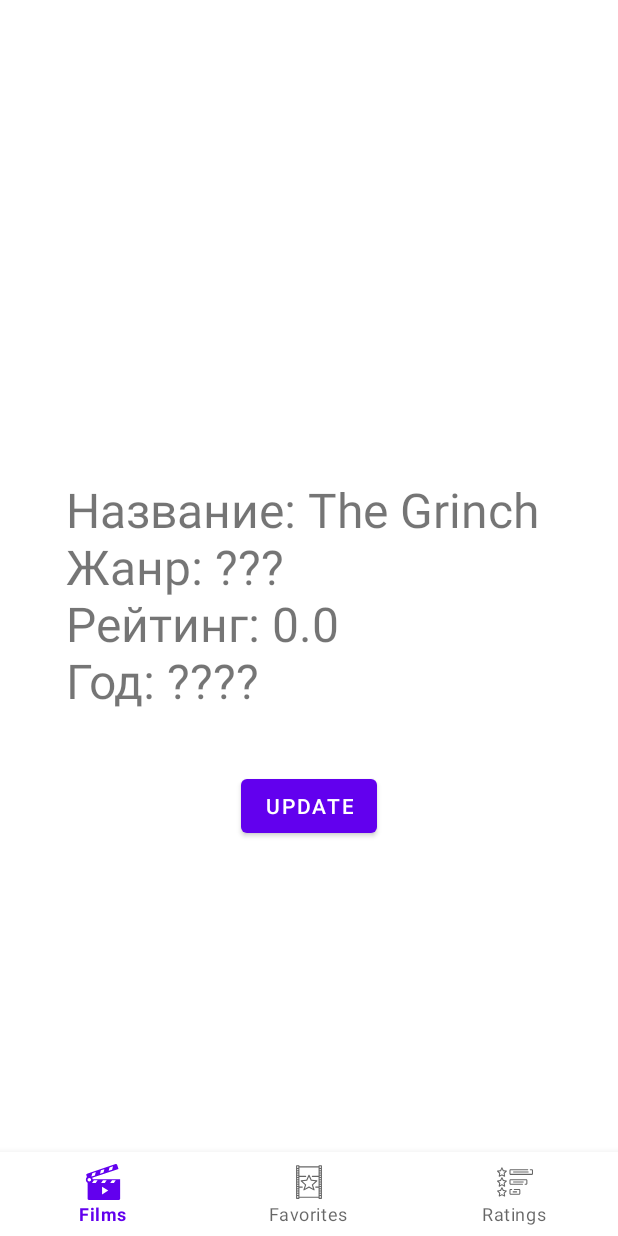
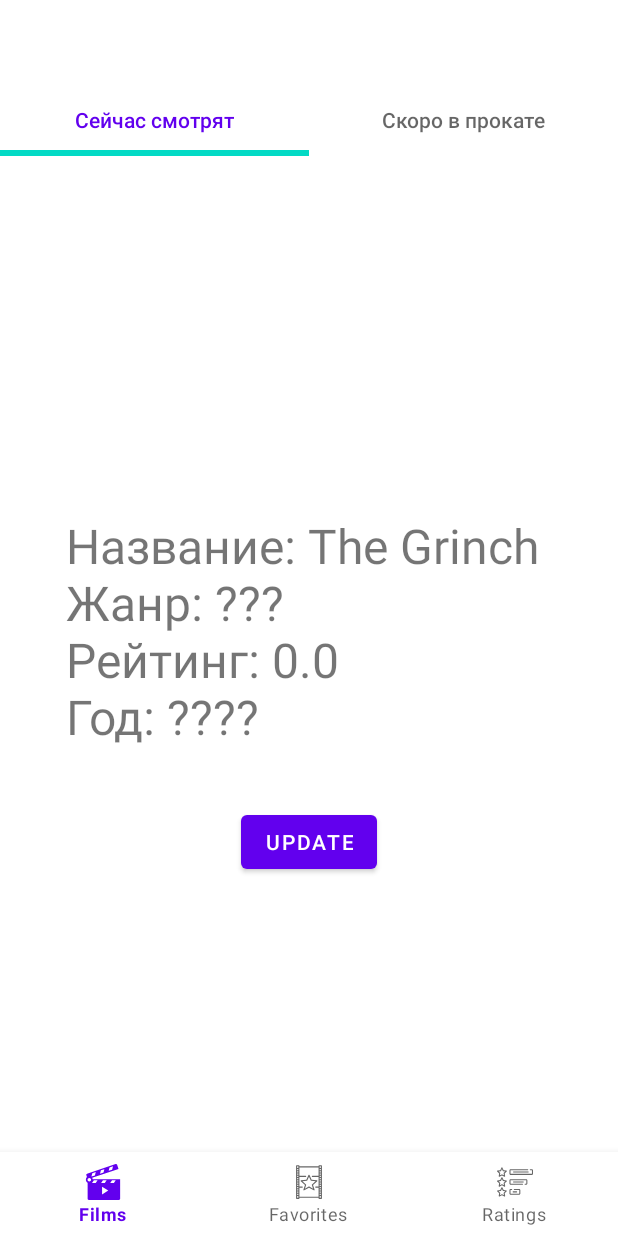
Before and after one commit to ArkHak/KinoFan, an Android app: the screen it shows after launch (MainActivity), on a phone screen of 412 x 824 dp. Run offline under Robolectric (Android 15) with nearby library versions, the phone set to English and light mode, and no system bars; our stand-ins replace navigation-ui.

Commit message:
ver 0.2.1 + добавлен слайдер фильмов(сейчас.., скоро..) через ViewPage2

```diff
--- a/app/build.gradle
+++ b/app/build.gradle
@@ -50,4 +50,5 @@ dependencies {
     testImplementation 'junit:junit:4.+'
     androidTestImplementation 'androidx.test.ext:junit:1.1.3'
     androidTestImplementation 'androidx.test.espresso:espresso-core:3.4.0'
+    implementation "androidx.viewpager2:viewpager2:1.0.0"
 }
--- /dev/null
+++ b/app/src/main/java/com/example/kinofan/MainSliderFilmsFragment.kt
@@ -0,0 +1,79 @@
+package com.example.kinofan
+
+import android.os.Bundle
+import androidx.fragment.app.Fragment
+import android.view.LayoutInflater
+import android.view.View
+import android.view.ViewGroup
+import androidx.viewpager2.widget.ViewPager2
+import com.google.android.material.tabs.TabLayout
+import com.google.android.material.tabs.TabLayoutMediator
+
+class MainSliderFilmsFragment : Fragment() {
+
+    private lateinit var adapter: NumberAdapter
+    private lateinit var viewPager: ViewPager2
+    private lateinit var tabLayout: TabLayout
+    private val tabNames: Array<String> = arrayOf(
+        "Сейчас смотрят",
+        "Скоро в прокате",
+    )
+
+    override fun onCreateView(
+        inflater: LayoutInflater, container: ViewGroup?,
+        savedInstanceState: Bundle?
+    ): View? {
+        return inflater.inflate(R.layout.fragment_main_slider_films, container, false)
+    }
+
+    override fun onViewCreated(view: View, savedInstanceState: Bundle?) {
+        super.onViewCreated(view, savedInstanceState)
+        adapter = NumberAdapter(this)
+        viewPager = view.findViewById(R.id.pager)
+        viewPager.adapter = adapter
+
+        viewPager.setPageTransformer(ZoomOutPageTransformer())
+
+        tabLayout = view.findViewById(R.id.tab_layout)
+        TabLayoutMediator(tabLayout, viewPager) { tab, position ->
+            tab.text = tabNames[position]
+        }.attach()
+    }
+
+    class ZoomOutPageTransformer : ViewPager2.PageTransformer {
+        private val MIN_SCALE = 0.85f
+        private val MIN_ALPHA = 0.5f
+
+        override fun transformPage(view: View, position: Float) {
+            view.apply {
+                val pageWidth = width
+                val pageHeight = height
+                when {
+                    position < -1 -> {
+                        alpha = 0f
+                    }
+                    position <= 1 -> { // [-1,1]
+                        val scaleFactor = Math.max(MIN_SCALE, 1 - Math.abs(position))
+                        val vertMargin = pageHeight * (1 - scaleFactor) / 2
+                        val horzMargin = pageWidth * (1 - scaleFactor) / 2
+                        translationX = if (position < 0) {
+                            horzMargin - vertMargin / 2
+                        } else {
+                            horzMargin + vertMargin / 2
+                        }
+
+                        scaleX = scaleFactor
+                        scaleY = scaleFactor
+
+                        alpha = (MIN_ALPHA +
+                                (((scaleFactor - MIN_SCALE) / (1 - MIN_SCALE)) * (1 - MIN_ALPHA)))
+                    }
+                    else -> { // (1,+Infinity]
+                        alpha = 0f
+                    }
+                }
+            }
+        }
+
+    }
+}
--- /dev/null
+++ b/app/src/main/java/com/example/kinofan/NumberAdapter.kt
@@ -0,0 +1,28 @@
+package com.example.kinofan
+
+import androidx.fragment.app.Fragment
+import androidx.viewpager2.adapter.FragmentStateAdapter
+import com.example.kinofan.ui.view.FilmsFragment
+
+class NumberAdapter(fragment: Fragment) : FragmentStateAdapter(fragment) {
+    companion object {
+        private const val ITEM_COUNT = 2
+    }
+
+    override fun createFragment(position: Int): Fragment {
+        when (position) {
+            0 -> {
+                return FilmsFragment.newInstance(position)
+            }
+            1 -> {
+                return CommingSoonFilmsFragment.newInstance(position)
+            }
+        }
+        return FilmsFragment.newInstance(position)
+    }
+
+    override fun getItemCount(): Int {
+        return ITEM_COUNT
+    }
+
+}
--- a/app/src/main/java/com/example/kinofan/ui/view/FilmsFragment.kt
+++ b/app/src/main/java/com/example/kinofan/ui/view/FilmsFragment.kt
@@ -7,6 +7,7 @@ import androidx.fragment.app.Fragment
 import android.view.LayoutInflater
 import android.view.View
 import android.view.ViewGroup
+import com.example.kinofan.CommingSoonFilmsFragment
 import com.example.kinofan.R
 import com.example.kinofan.databinding.FilmsFragmentBinding
 import com.example.kinofan.ui.viewModel.FilmsViewModel
@@ -16,7 +17,14 @@ import com.google.android.material.snackbar.Snackbar
 class FilmsFragment : Fragment() {
 
     companion object {
-        fun newInstance() = FilmsFragment()
+        private const val ARG_COUNT = "param2"
+        fun newInstance(counter: Int?): FilmsFragment {
+            val fragment = FilmsFragment()
+            val args = Bundle()
+            args.putInt(ARG_COUNT, counter!!)
+            fragment.arguments = args
+            return fragment
+        }
     }
 
     private lateinit var viewModel: FilmsViewModel
--- /dev/null
+++ b/app/src/main/res/layout/fragment_main_slider_films.xml
@@ -0,0 +1,29 @@
+<?xml version="1.0" encoding="utf-8"?>
+<androidx.constraintlayout.widget.ConstraintLayout xmlns:android="http://schemas.android.com/apk/res/android"
+    xmlns:app="http://schemas.android.com/apk/res-auto"
+    xmlns:tools="http://schemas.android.com/tools"
+    android:layout_width="match_parent"
+    android:layout_height="match_parent"
+    tools:context=".ui.view.MainActivity">
+
+    <com.google.android.material.tabs.TabLayout
+        android:id="@+id/tab_layout"
+        app:tabIndicatorColor="@color/teal_200"
+        app:tabIndicatorHeight="4dp"
+        android:layout_width="match_parent"
+        android:layout_height="wrap_content"
+        app:layout_constraintEnd_toEndOf="parent"
+        app:layout_constraintStart_toStartOf="parent"
+        app:layout_constraintTop_toTopOf="parent"
+        app:tabTextAppearance="@style/MyCustomTextAppearance"/>
+
+    <androidx.viewpager2.widget.ViewPager2
+        android:id="@+id/pager"
+        android:layout_width="match_parent"
+        android:layout_height="0dp"
+        app:layout_constraintBottom_toBottomOf="parent"
+        app:layout_constraintLeft_toLeftOf="parent"
+        app:layout_constraintRight_toRightOf="parent"
+        app:layout_constraintTop_toBottomOf="@+id/tab_layout"/>
+
+</androidx.constraintlayout.widget.ConstraintLayout>
--- a/app/src/main/res/navigation/mobile_navigation.xml
+++ b/app/src/main/res/navigation/mobile_navigation.xml
@@ -7,9 +7,9 @@
 
     <fragment
         android:id="@+id/navigation_films"
-        android:name="com.example.kinofan.ui.view.FilmsFragment"
+        android:name="com.example.kinofan.MainSliderFilmsFragment"
         android:label="Films"
-        tools:layout="@layout/films_fragment" />
+        tools:layout="@layout/fragment_main_slider_films" />
 
     <fragment
         android:id="@+id/navigation_favorites"
--- a/app/src/main/res/values-night/themes.xml
+++ b/app/src/main/res/values-night/themes.xml
@@ -13,4 +13,9 @@
         <item name="android:statusBarColor" tools:targetApi="l">?attr/colorPrimaryVariant</item>
         <!-- Customize your theme here. -->
     </style>
+
+    <style name="MyCustomTextAppearance" parent="TextAppearance.Design.Tab">
+        <item name="textAllCaps">false</item>
+        <item name="android:textAllCaps">false</item>
+    </style>
 </resources>
--- a/app/src/main/res/values/strings.xml
+++ b/app/src/main/res/values/strings.xml
@@ -3,4 +3,6 @@
     <string name="films">Films</string>
     <string name="favorites">Favorites</string>
     <string name="ratings">Ratings</string>
+    <!-- TODO: Remove or change this placeholder text -->
+    <string name="hello_blank_fragment">Hello blank fragment</string>
 </resources>
--- a/app/src/main/res/values/themes.xml
+++ b/app/src/main/res/values/themes.xml
@@ -13,4 +13,9 @@
         <item name="android:statusBarColor" tools:targetApi="l">?attr/colorPrimaryVariant</item>
         <!-- Customize your theme here. -->
     </style>
+
+    <style name="MyCustomTextAppearance" parent="TextAppearance.Design.Tab">
+        <item name="textAllCaps">false</item>
+        <item name="android:textAllCaps">false</item>
+    </style>
 </resources>
--- a/build.gradle
+++ b/build.gradle
@@ -5,7 +5,7 @@ buildscript {
         mavenCentral()
     }
     dependencies {
-        classpath "com.android.tools.build:gradle:7.0.1"
+        classpath 'com.android.tools.build:gradle:7.0.2'
         classpath "org.jetbrains.kotlin:kotlin-gradle-plugin:1.5.30"
 
         // NOTE: Do not place your application dependencies here; they belong
```
Also changed, not shown: app/src/main/java/com/example/kinofan/CommingSoonFilmsFragment.kt (added, +37 -0 lines), app/src/main/java/com/example/kinofan/CommingSoonFilmsViewModel.kt (added, +7 -0 lines), app/src/main/java/com/example/kinofan/NumberFragment.kt (added, +29 -0 lines), app/src/main/res/layout/comming_soon_films_fragment.xml (added, +14 -0 lines), app/src/main/res/layout/fragment_number.xml (added, +21 -0 lines).
